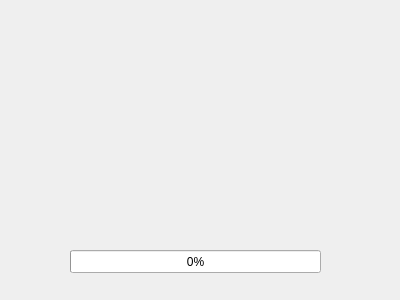
Before: the Qt Designer form Qt-widget-project/SplitBlockFileCopy/widget.ui in dongdong-2009/Qt_project, drawn with Qt 5.
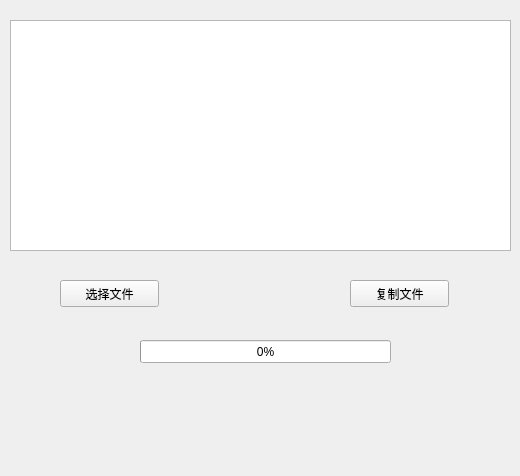
After: the same form once the commit is applied.

```diff
--- a/Qt-widget-project/SplitBlockFileCopy/widget.ui
+++ b/Qt-widget-project/SplitBlockFileCopy/widget.ui
@@ -6,8 +6,8 @@
    <rect>
     <x>0</x>
     <y>0</y>
-    <width>400</width>
-    <height>300</height>
+    <width>520</width>
+    <height>476</height>
    </rect>
   </property>
   <property name="windowTitle">
@@ -16,8 +16,8 @@
   <widget class="QProgressBar" name="progressBar">
    <property name="geometry">
     <rect>
-     <x>70</x>
-     <y>250</y>
+     <x>140</x>
+     <y>340</y>
      <width>251</width>
      <height>23</height>
     </rect>
@@ -26,6 +26,42 @@
     <number>0</number>
    </property>
   </widget>
+  <widget class="QPushButton" name="btn_selectFile">
+   <property name="geometry">
+    <rect>
+     <x>60</x>
+     <y>280</y>
+     <width>99</width>
+     <height>27</height>
+    </rect>
+   </property>
+   <property name="text">
+    <string>选择文件</string>
+   </property>
+  </widget>
+  <widget class="QListView" name="listView">
+   <property name="geometry">
+    <rect>
+     <x>10</x>
+     <y>20</y>
+     <width>501</width>
+     <height>231</height>
+    </rect>
+   </property>
+  </widget>
+  <widget class="QPushButton" name="btn_copyFile">
+   <property name="geometry">
+    <rect>
+     <x>350</x>
+     <y>280</y>
+     <width>99</width>
+     <height>27</height>
+    </rect>
+   </property>
+   <property name="text">
+    <string>复制文件</string>
+   </property>
+  </widget>
  </widget>
  <layoutdefault spacing="6" margin="11"/>
  <resources/>
```
